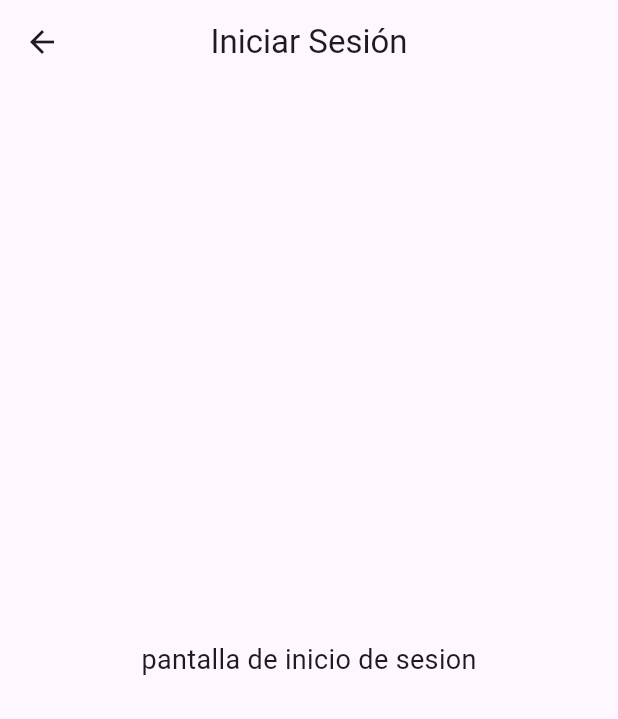
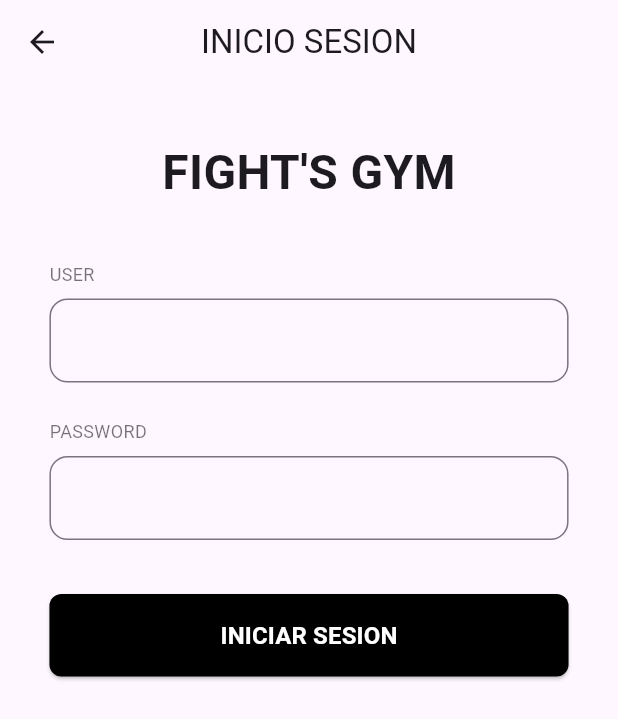
Before and after one commit to DevSaul17/Fighter_GYM, a Flutter app: the IniciarSesionScreen screen opened by its route, on a phone screen of 412 x 824 dp. Shown: the top 719 px of the screen. Run offline on Flutter 3.47's test engine with Material 3 defaults, Android fonts, the phone set to English and light mode, and no system bars.

Commit message:
Agragacion de las pantallas login , clienteMain ,horarios , registrar horario

```diff
--- a/lib/routes.dart
+++ b/lib/routes.dart
@@ -2,4 +2,7 @@ class Routes {
   static const String home = '/';
   static const String iniciarSesion = '/iniciar';
   static const String solicitar = '/solicitar';
+  static const String clientHome = '/client_home';
+  static const String registrarHorario = '/registrar_horario';
+  static const String calendario = '/calendario';
 }
--- a/lib/screens/Cliente/iniciar_sesion_screen.dart
+++ b/lib/screens/Cliente/iniciar_sesion_screen.dart
@@ -1,23 +1,113 @@
 import 'package:flutter/material.dart';
 import '../../constants.dart';
+import 'client_home_screen.dart';
 
-class IniciarSesionScreen extends StatelessWidget {
+class IniciarSesionScreen extends StatefulWidget {
   const IniciarSesionScreen({super.key});
 
   @override
+  State<IniciarSesionScreen> createState() => _IniciarSesionScreenState();
+}
+
+class _IniciarSesionScreenState extends State<IniciarSesionScreen> {
+  final TextEditingController _userController = TextEditingController();
+  final TextEditingController _passController = TextEditingController();
+
+  @override
+  void dispose() {
+    _userController.dispose();
+    _passController.dispose();
+    super.dispose();
+  }
+
+  @override
   Widget build(BuildContext context) {
+    final horizontalPadding = MediaQuery.of(context).size.width * 0.08;
+
     return Scaffold(
-      appBar: AppBar(
-        title: const Text('Iniciar Sesión'),
-        centerTitle: true,
-      ),
-      body: const Center(
-        child: Text(
-          AppText.pantallaIniciar,
-          style: TextStyle(fontSize: 18),
+      appBar: AppBar(title: const Text('INICIO SESION'), centerTitle: true),
+      body: SingleChildScrollView(
+        child: Padding(
+          padding: EdgeInsets.symmetric(
+            horizontal: horizontalPadding,
+            vertical: 24,
+          ),
+          child: Column(
+            crossAxisAlignment: CrossAxisAlignment.stretch,
+            children: [
+              const SizedBox(height: 12),
+              const Center(
+                child: Text(
+                  AppText.appTitle,
+                  style: TextStyle(fontSize: 32, fontWeight: FontWeight.bold),
+                ),
+              ),
+              const SizedBox(height: 36),
+
+              const Text(
+                'USER',
+                style: TextStyle(fontSize: 12, color: Colors.black54),
+              ),
+              const SizedBox(height: 8),
+              TextField(
+                controller: _userController,
+                decoration: InputDecoration(
+                  contentPadding: const EdgeInsets.symmetric(
+                    vertical: 16,
+                    horizontal: 16,
+                  ),
+                  border: OutlineInputBorder(
+                    borderRadius: BorderRadius.circular(12),
+                  ),
+                ),
+              ),
+
+              const SizedBox(height: 24),
+              const Text(
+                'PASSWORD',
+                style: TextStyle(fontSize: 12, color: Colors.black54),
+              ),
+              const SizedBox(height: 8),
+              TextField(
+                controller: _passController,
+                obscureText: true,
+                decoration: InputDecoration(
+                  contentPadding: const EdgeInsets.symmetric(
+                    vertical: 16,
+                    horizontal: 16,
+                  ),
+                  border: OutlineInputBorder(
+                    borderRadius: BorderRadius.circular(12),
+                  ),
+                ),
+              ),
+
+              const SizedBox(height: 36),
+              ElevatedButton(
+                onPressed: () {
+                  // Navegar a la pantalla principal del cliente
+                  Navigator.pushReplacement(
+                    context,
+                    MaterialPageRoute(builder: (_) => const ClientHomeScreen()),
+                  );
+                },
+                style: ElevatedButton.styleFrom(
+                  backgroundColor: AppColors.buttonBackground,
+                  foregroundColor: AppColors.buttonText,
+                  padding: const EdgeInsets.symmetric(vertical: 16),
+                  shape: RoundedRectangleBorder(
+                    borderRadius: BorderRadius.circular(8),
+                  ),
+                ),
+                child: const Text(
+                  'INICIAR SESION',
+                  style: TextStyle(fontSize: 16, fontWeight: FontWeight.bold),
+                ),
+              ),
+            ],
+          ),
         ),
       ),
     );
   }
 }
-//añaaaaaaa
```
Also changed, not shown: lib/main.dart (+7 -4 lines), lib/screens/Cliente/calendario_screen.dart (added, +359 -0 lines), lib/screens/Cliente/client_home_screen.dart (added, +131 -0 lines), lib/screens/Cliente/registrar_horario_screen.dart (added, +13 -0 lines).
